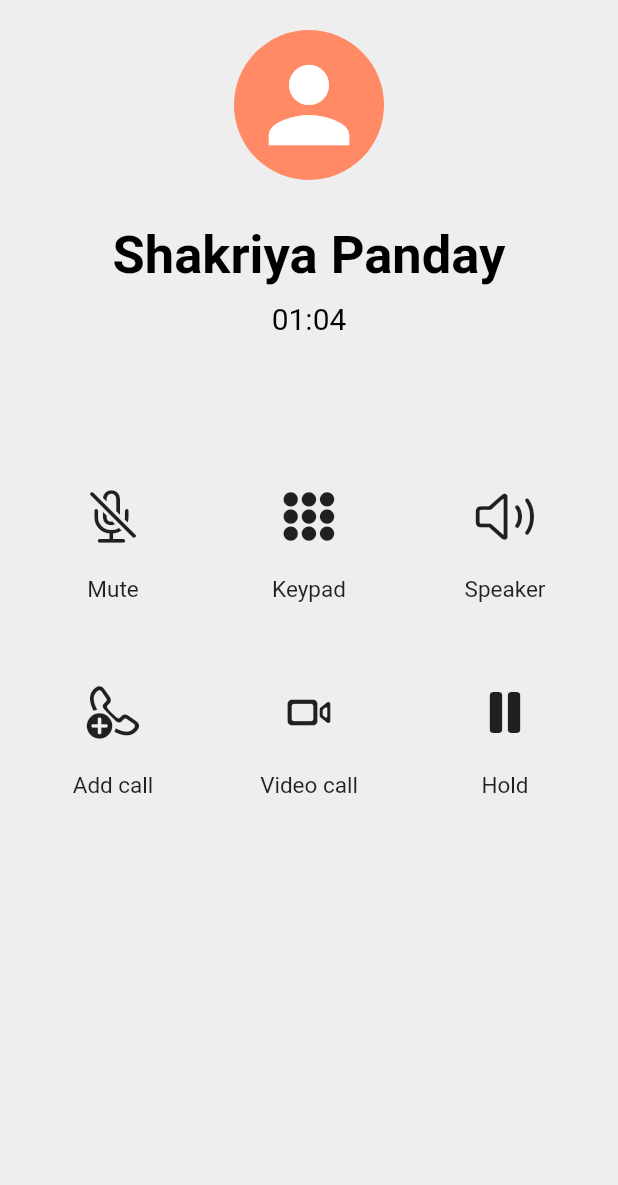
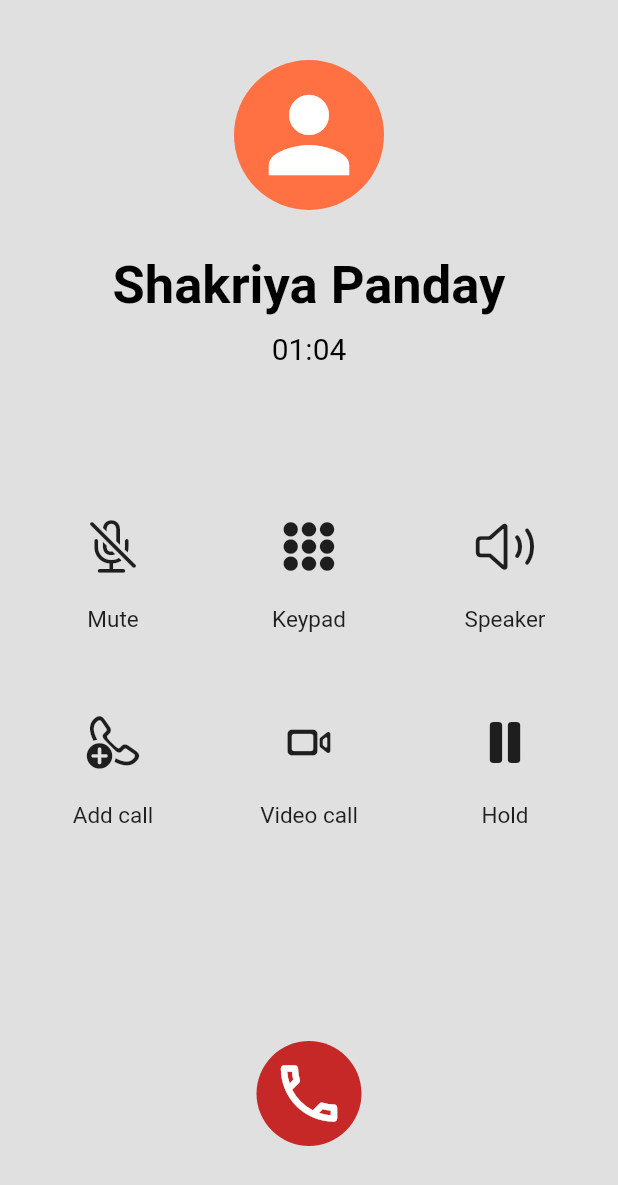
Before and after one commit to ShakriyaPanday/xiaomicallui, a Flutter app: the screen it shows after launch, on a phone screen of 412 x 824 dp. Shown: the top 1185 px of the screen. Run offline on Flutter 3.47's test engine with Material 2 defaults, Android fonts, the phone set to English and light mode, and no system bars.

Commit message:
phone ui completed

```diff
--- a/lib/main.dart
+++ b/lib/main.dart
@@ -13,7 +13,7 @@ class MyApp extends StatelessWidget {
     return MaterialApp(
       debugShowCheckedModeBanner: false,
       title: "PhoneUI",
-      theme: ThemeData(scaffoldBackgroundColor: Colors.grey[200]),
+      theme: ThemeData(scaffoldBackgroundColor: Colors.grey[300]),
       home: HomePage(),
     );
   }
--- a/lib/pages/homepage.dart
+++ b/lib/pages/homepage.dart
@@ -17,11 +17,11 @@ class HomePage extends StatelessWidget {
                 child: Column(
                   children: [
                     SizedBox(
-                      height: 10,
+                      height: 30,
                     ),
                     Container(
                       decoration: BoxDecoration(
-                          color: Colors.deepOrange[300],
+                          color: Colors.deepOrange[400],
                           borderRadius: BorderRadius.circular(50)),
                       height: 100,
                       width: 100,
@@ -154,6 +154,24 @@ class HomePage extends StatelessWidget {
                     ),
                   ],
                 ),
+              ),
+              //End call button
+              SizedBox(
+                height: 100,
+              ),
+              Container(
+                decoration: BoxDecoration(
+                    color: Colors.red[800],
+                    borderRadius: BorderRadius.circular(50)),
+                child: Padding(
+                  padding: const EdgeInsets.all(10.0),
+                  child: Icon(
+                    // CupertinoIcons.phone_down_fill,
+                    Icons.local_phone_outlined,
+                    color: Colors.white,
+                    size: 50,
+                  ),
+                ),
               )
             ],
           ),
```
